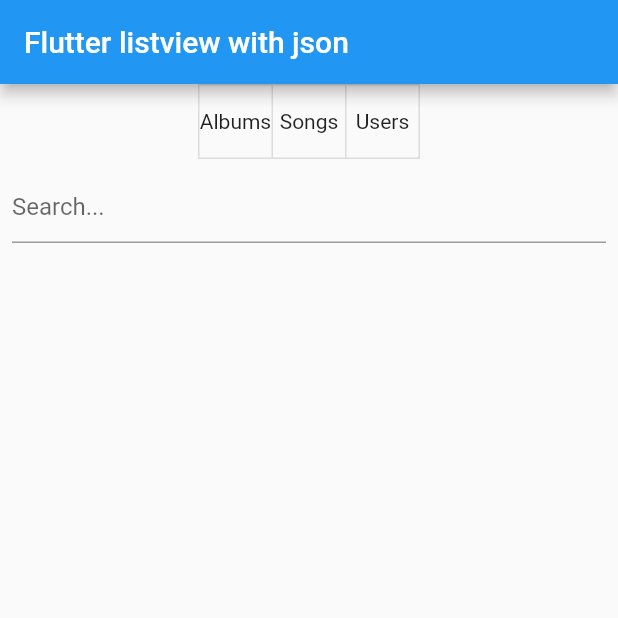
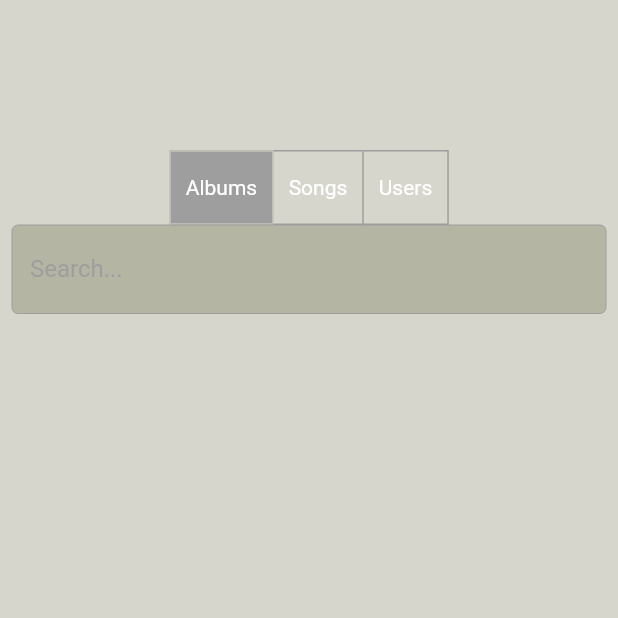
Before and after one commit to ragepotato/tune-rater, a Flutter app: the screen it shows after launch, on a phone screen of 412 x 824 dp, the top half of it. Run offline on Flutter 3.47's test engine with Material 2 defaults, Android fonts, the phone set to English and light mode, and no system bars; our stand-ins replace firebase_auth, firebase_database, flutter_spinkit, google_fonts, substring_highlight; accounts and stored records are empty; Roboto replaces fonts that are missing (Mukta).

Commit message:
search is pretty good now2

```diff
--- a/lib/searchTool.dart
+++ b/lib/searchTool.dart
@@ -1,7 +1,7 @@
 import 'dart:convert';
 
 import 'package:flutter/material.dart';
-
+import 'package:google_fonts/google_fonts.dart';
 //import 'package:flutter_listview_json/entities/note.dart';
 import 'package:http/http.dart' as http;
 import 'package:firebase_auth/firebase_auth.dart';
@@ -46,6 +46,7 @@ class _SearchPageState extends State<SearchPage> {
         result.addAll(value);
         resultForDisplay = result;
         print("Result: " + result.length.toString());
+        isSelected[0] = true;
       });
     });
     super.initState();
@@ -54,19 +55,33 @@ class _SearchPageState extends State<SearchPage> {
   @override
   Widget build(BuildContext context) {
     return Scaffold(
-      appBar: AppBar(
-        title: Text('Flutter listview with json'),
-      ),
+      backgroundColor: Color.fromARGB(51, 51, 51, 0),
+
       body: SingleChildScrollView(
+
         physics: ScrollPhysics(),
         child: Column(
           children: <Widget>[
-            ToggleButtons(
+
+            Container(
+              padding: EdgeInsets.only(top: 100),
+                child: ToggleButtons(
+
                   // only for stateful widget
                   children: <Widget>[
-                Text("Albums"),
-                Text("Songs"),
-                Text("Users"),
+                    Container(
+                      padding: EdgeInsets.all(10),
+                      child: Text("Albums"),
+                    ),
+
+                    Container(
+                      padding: EdgeInsets.all(10),
+                      child: Text("Songs"),
+                    ),
+                    Container(
+                      padding: EdgeInsets.all(10),
+                      child: Text("Users"),
+                    ),
                   ],
                   onPressed: (int index) {
                     setState(() {
@@ -82,8 +97,20 @@ class _SearchPageState extends State<SearchPage> {
                     });
                   },
                   isSelected: isSelected,
+                  borderWidth: 1,
+                  borderColor: Colors.grey,
+                  fillColor: Colors.grey,
+                  disabledColor: Colors.grey,
+                  color: Colors.white,
+                  selectedColor: Colors.white,
+
                 ),
+
+            ),
+
             ListView.builder(
+
+
               //scrollDirection: Axis.vertical,
               physics: NeverScrollableScrollPhysics(),
               shrinkWrap: true,
@@ -101,10 +128,27 @@ class _SearchPageState extends State<SearchPage> {
 
   _searchBar() {
     return Padding(
-      padding: const EdgeInsets.all(8.0),
-      child: TextField(
-        decoration: InputDecoration(hintText: 'Search...'),
-        onSubmitted: (text) {
+
+      padding: const EdgeInsets.only(left: 8.0, bottom: 8.0, right: 8.0),
+      child: TextFormField(
+        style: GoogleFonts.mukta(color: Colors.white),
+
+        decoration:
+        InputDecoration(
+
+          filled: true,
+          fillColor: Color.fromARGB(51, 51, 51, 0),
+          enabledBorder: const OutlineInputBorder(
+            // width: 0.0 produces a thin "hairline" border
+            borderSide: const BorderSide(
+                color: Colors.grey, width: 0.0),
+          ),
+          border: const OutlineInputBorder(),
+          labelText: 'Search...',
+          labelStyle: new TextStyle(color: Colors.grey),
+        ),
+
+        onFieldSubmitted: (text) {
           text = text.toLowerCase();
           setState(() {
             resultForDisplay = result.where((note) {
@@ -126,7 +170,7 @@ class _SearchPageState extends State<SearchPage> {
 
       child: Padding(
         padding: const EdgeInsets.only(
-            top: 32.0, bottom: 32.0, left: 16.0, right: 16.0),
+            top: 16.0, bottom: 16.0, left: 16.0, right: 16.0),
         child: Column(
           crossAxisAlignment: CrossAxisAlignment.start,
           children: <Widget>[
@@ -142,7 +186,17 @@ class _SearchPageState extends State<SearchPage> {
 //                  ]),
 //            ),
             ListTile(
+
               onTap: (){
+                if (isSelected[0]){
+                  print("Album.");
+                }
+                if (isSelected[1]){
+                  print("Song.");
+                }
+                if (isSelected[2]){
+                  print("User.");
+                }
                 print(resultForDisplay[index]);
               },
               title: SubstringHighlight(
```
Lines whose indentation alone changed are shown as unchanged.
